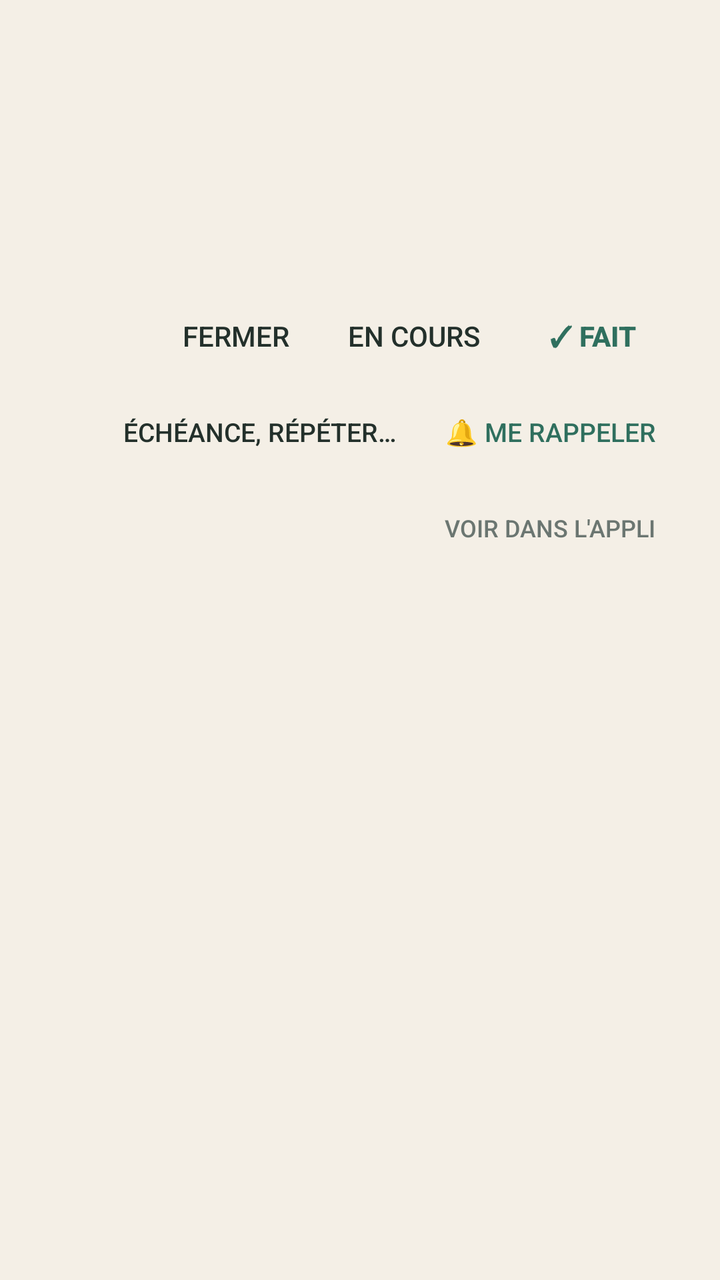
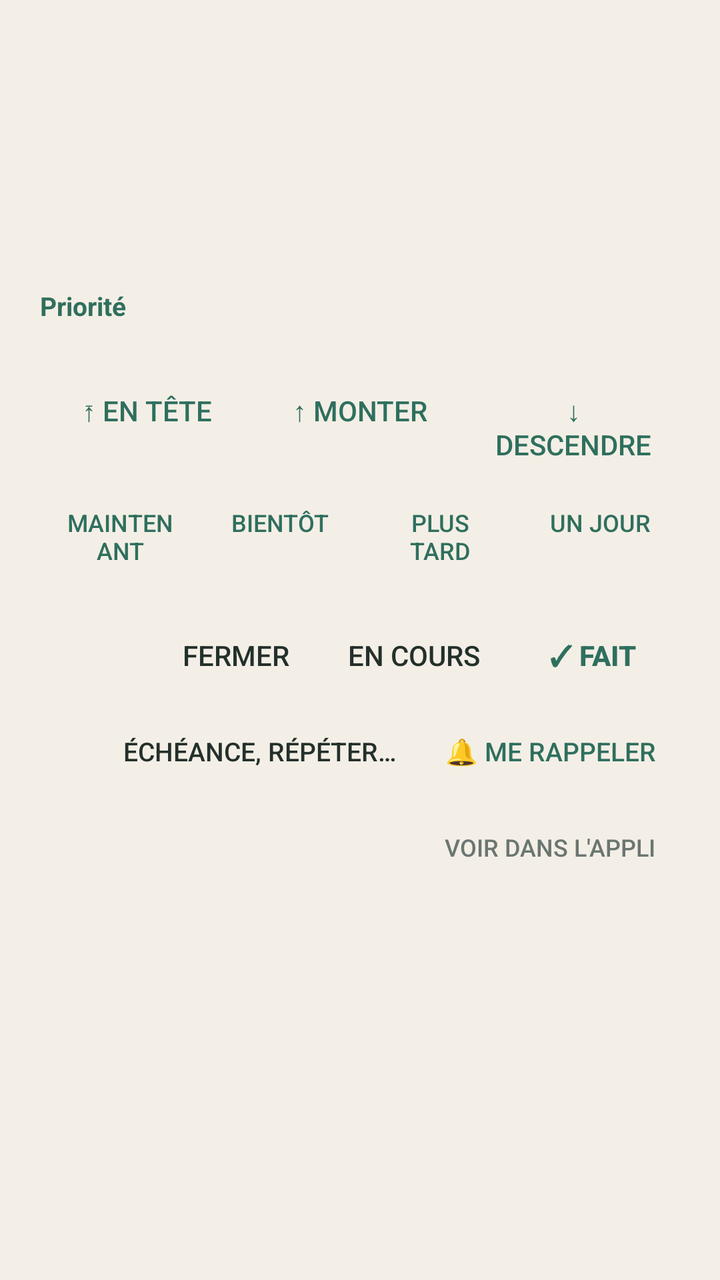

Before-and-after screenshots of an Android layout around one commit, followed by the original layout XML and the change that was made.
<!-- AndroidManifest.xml: application theme Theme.Taches -->
<!-- res/layout/ecran_detail.xml -->
<?xml version="1.0" encoding="utf-8"?>
<LinearLayout xmlns:android="http://schemas.android.com/apk/res/android"
    android:layout_width="match_parent"
    android:layout_height="wrap_content"
    android:orientation="vertical"
    android:padding="20dp">

    <TextView
        android:id="@+id/titre"
        android:layout_width="match_parent"
        android:layout_height="wrap_content"
        android:textSize="18sp"
        android:textStyle="bold" />

    <TextView
        android:id="@+id/meta"
        android:layout_width="match_parent"
        android:layout_height="wrap_content"
        android:layout_marginTop="4dp"
        android:textColor="@color/discret"
        android:textSize="13sp" />

    <TextView
        android:id="@+id/details"
        android:layout_width="match_parent"
        android:layout_height="wrap_content"
        android:layout_marginTop="12dp"
        android:textSize="15sp" />

    <TextView
        android:id="@+id/brut"
        android:layout_width="match_parent"
        android:layout_height="wrap_content"
        android:layout_marginTop="12dp"
        android:textColor="@color/discret"
        android:textSize="13sp"
        android:textStyle="italic" />

    <LinearLayout
        android:layout_width="match_parent"
        android:layout_height="wrap_content"
        android:layout_marginTop="16dp"
        android:gravity="end"
        android:orientation="horizontal">

        <Button
            android:id="@+id/btn_fermer"
            style="?android:attr/borderlessButtonStyle"
            android:layout_width="wrap_content"
            android:layout_height="wrap_content"
            android:text="Fermer" />

        <Button
            android:id="@+id/btn_en_cours"
            style="?android:attr/borderlessButtonStyle"
            android:layout_width="wrap_content"
            android:layout_height="wrap_content"
            android:text="En cours" />

        <Button
            android:id="@+id/btn_fait"
            style="?android:attr/borderlessButtonStyle"
            android:layout_width="wrap_content"
            android:layout_height="wrap_content"
            android:text="✓ Fait"
            android:textColor="@color/accent"
            android:textStyle="bold" />
    </LinearLayout>

    <LinearLayout
        android:layout_width="match_parent"
        android:layout_height="wrap_content"
        android:gravity="end"
        android:orientation="horizontal">

        <Button
            android:id="@+id/btn_planifier"
            style="?android:attr/borderlessButtonStyle"
            android:layout_width="wrap_content"
            android:layout_height="wrap_content"
            android:text="Échéance, répéter…"
            android:textSize="13sp" />

        <Button
            android:id="@+id/btn_rappel"
            style="?android:attr/borderlessButtonStyle"
            android:layout_width="wrap_content"
            android:layout_height="wrap_content"
            android:text="🔔 Me rappeler"
            android:textColor="@color/accent"
            android:textSize="13sp" />
    </LinearLayout>

    <Button
        android:id="@+id/btn_appli"
        style="?android:attr/borderlessButtonStyle"
        android:layout_width="wrap_content"
        android:layout_height="wrap_content"
        android:layout_gravity="end"
        android:text="Voir dans l'appli"
        android:textColor="@color/discret"
        android:textSize="12sp" />
</LinearLayout>
<!-- resources referenced by this layout -->
<resources>
  <color name="accent">#2F6F5E</color>
  <color name="discret">#6B7671</color>
  <style name="Theme.Taches" parent="@android:style/Theme.Material.Light.NoActionBar">
          <item name="android:colorPrimary">@color/accent</item>
          <item name="android:colorAccent">@color/accent</item>
          <item name="android:statusBarColor">@color/fond</item>
          <item name="android:windowLightStatusBar">true</item>
          <item name="android:windowBackground">@color/fond</item>
          <item name="android:textColorPrimary">@color/texte</item>
      </style>
  <color name="fond">#F4EFE6</color>
  <color name="texte">#23302B</color>
</resources>

<!-- the commit's change to res/layout/ecran_detail.xml (unified diff, before → after) -->
@@ -1,5 +1,8 @@
 <?xml version="1.0" encoding="utf-8"?>
-<LinearLayout xmlns:android="http://schemas.android.com/apk/res/android"
+<ScrollView xmlns:android="http://schemas.android.com/apk/res/android"
+    android:layout_width="match_parent"
+    android:layout_height="wrap_content">
+<LinearLayout
     android:layout_width="match_parent"
     android:layout_height="wrap_content"
     android:orientation="vertical"
@@ -35,6 +38,103 @@
         android:textColor="@color/discret"
         android:textSize="13sp"
         android:textStyle="italic" />
+
+    
+    <LinearLayout
+        android:id="@+id/bloc_priorite"
+        android:layout_width="match_parent"
+        android:layout_height="wrap_content"
+        android:layout_marginTop="16dp"
+        android:orientation="vertical">
+
+        <TextView
+            android:layout_width="wrap_content"
+            android:layout_height="wrap_content"
+            android:text="Priorité"
+            android:textColor="@color/accent"
+            android:textSize="13sp"
+            android:textStyle="bold" />
+
+        <TextView
+            android:id="@+id/position"
+            android:layout_width="match_parent"
+            android:layout_height="wrap_content"
+            android:layout_marginTop="2dp"
+            android:textColor="@color/discret"
+            android:textSize="13sp" />
+
+        <LinearLayout
+            android:layout_width="match_parent"
+            android:layout_height="wrap_content"
+            android:orientation="horizontal">
+
+            <Button
+                android:id="@+id/btn_tete"
+                style="?android:attr/buttonBarButtonStyle"
+                android:layout_width="0dp"
+                android:layout_height="wrap_content"
+                android:layout_weight="1"
+                android:text="⤒ En tête" />
+
+            <Button
+                android:id="@+id/btn_monter"
+                style="?android:attr/buttonBarButtonStyle"
+                android:layout_width="0dp"
+                android:layout_height="wrap_content"
+                android:layout_weight="1"
+                android:text="↑ Monter" />
+
+            <Button
+                android:id="@+id/btn_descendre"
+                style="?android:attr/buttonBarButtonStyle"
+                android:layout_width="0dp"
+                android:layout_height="wrap_content"
+                android:layout_weight="1"
+                android:text="↓ Descendre" />
+        </LinearLayout>
+
+        <LinearLayout
+            android:layout_width="match_parent"
+            android:layout_height="wrap_content"
+            android:orientation="horizontal">
+
+            <Button
+                android:id="@+id/h_maintenant"
+                style="?android:attr/buttonBarButtonStyle"
+                android:layout_width="0dp"
+                android:layout_height="wrap_content"
+                android:layout_weight="1"
+                android:text="Maintenant"
+                android:textSize="12sp" />
+
+            <Button
+                android:id="@+id/h_bientot"
+                style="?android:attr/buttonBarButtonStyle"
+                android:layout_width="0dp"
+                android:layout_height="wrap_content"
+                android:layout_weight="1"
+                android:text="Bientôt"
+                android:textSize="12sp" />
+
+            <Button
+                android:id="@+id/h_plus_tard"
+                style="?android:attr/buttonBarButtonStyle"
+                android:layout_width="0dp"
+                android:layout_height="wrap_content"
+                android:layout_weight="1"
+                android:text="Plus tard"
+                android:textSize="12sp" />
+
+            <Button
+                android:id="@+id/h_un_jour"
+                style="?android:attr/buttonBarButtonStyle"
+                android:layout_width="0dp"
+                android:layout_height="wrap_content"
+                android:layout_weight="1"
+                android:text="Un jour"
+                android:textSize="12sp" />
+        </LinearLayout>
+    </LinearLayout>
 
     <LinearLayout
         android:layout_width="match_parent"
@@ -101,3 +201,4 @@
         android:textColor="@color/discret"
         android:textSize="12sp" />
 </LinearLayout>
+</ScrollView>
